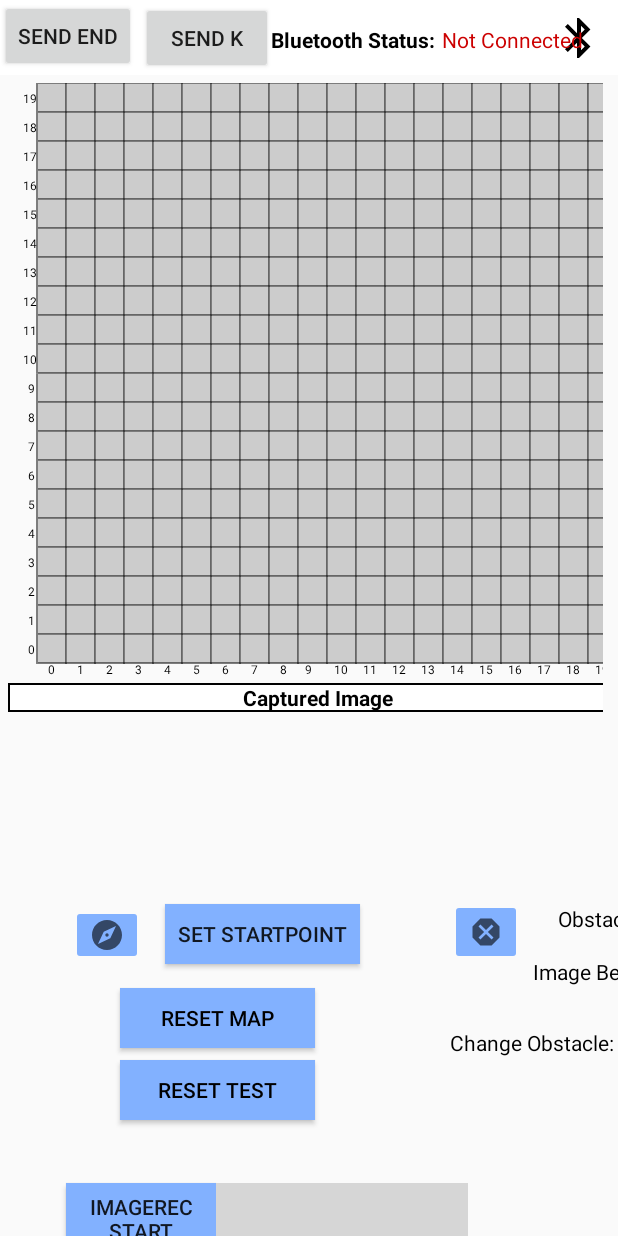
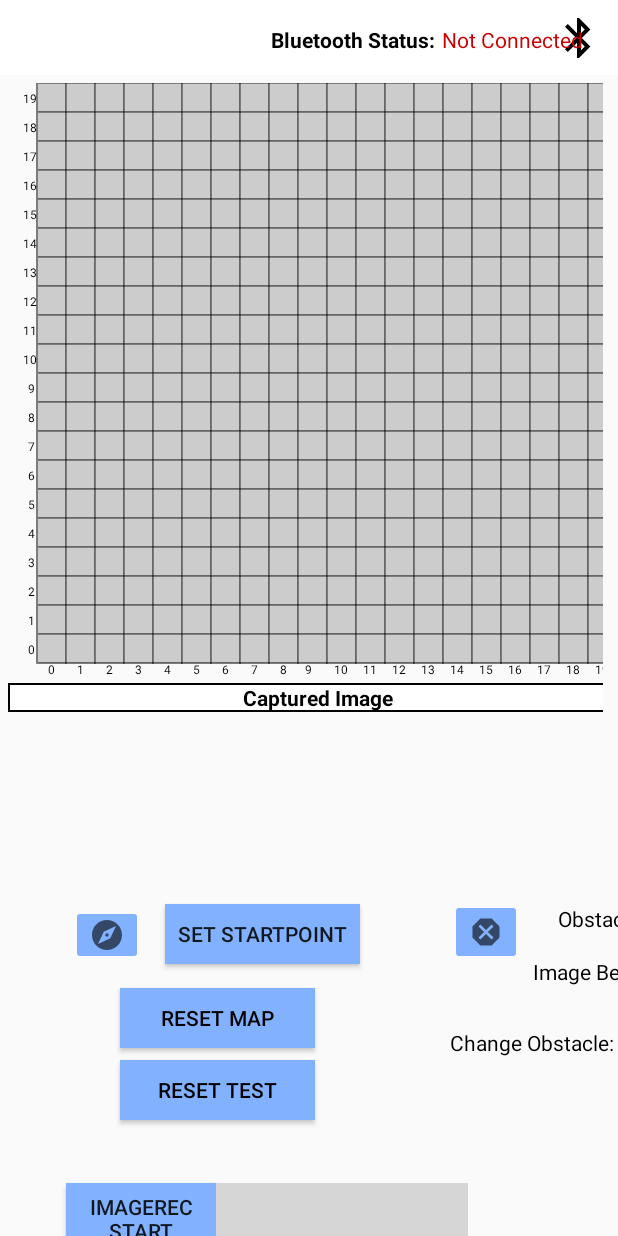
Before and after one commit to AsherFYD/MDPAndroid_Group21, an Android app: the screen it shows after launch (MainActivity), after a tap on "RESET TEST", on a phone screen of 412 x 824 dp. Run offline under Robolectric (Android 15) with nearby library versions, the light colour scheme and no system bars; 1 statement that could not run was skipped; grey boxes are pictures that could not be loaded.

Commit message:
set send k and send end button to invisible reset map and reset test button sets imageView to empty now

```diff
--- a/app/src/main/java/com/example/mdp_android_grp25/MainActivity.java
+++ b/app/src/main/java/com/example/mdp_android_grp25/MainActivity.java
@@ -51,7 +51,7 @@ public class MainActivity extends AppCompatActivity {
     static TextView xAxisTextView, yAxisTextView, directionAxisTextView, commandLog;
     static TextView robotStatusTextView, bluetoothStatus, bluetoothDevice;
     static Button upBtn, downBtn, leftBtn, rightBtn, sendEnd, sendK;
-    static ImageView imageIDView;
+    public static ImageView imageIDView;
     private static MapTabFragment mapTabFragment;
 
     ImageButton exploreResetBtn;
@@ -645,7 +645,7 @@ public class MainActivity extends AppCompatActivity {
         };
     }
 
-    private void updateImageView(String imageID) {
+    public void updateImageView(String imageID) {
         showLog("inside method");
         showLog("imageid is: " + imageID);
         switch (imageID.trim()) {
--- a/app/src/main/java/com/example/mdp_android_grp25/ui/main/MapTabFragment.java
+++ b/app/src/main/java/com/example/mdp_android_grp25/ui/main/MapTabFragment.java
@@ -57,6 +57,8 @@ public class MapTabFragment extends Fragment {
 
     // Timer
     public static Handler timerHandler = new Handler();
+
+    MainActivity mainActivity;
 
     public Runnable timerRunnableExplore = new Runnable() {
         @Override
@@ -186,6 +188,7 @@ public class MapTabFragment extends Fragment {
                 showLog("Clicked resetMapBtn");
                 showToast("Resetting Map");
                 gridMap.resetMap();
+                MainActivity.imageIDView.setBackgroundResource(0);
             }
         });
 
@@ -195,6 +198,7 @@ public class MapTabFragment extends Fragment {
                 showLog("Clicked resetTestBtn");
                 showToast("Resetting Test");
                 gridMap.resetTest();
+                MainActivity.imageIDView.setBackgroundResource(0);
             }
         });
 
--- a/app/src/main/res/layout/activity_main.xml
+++ b/app/src/main/res/layout/activity_main.xml
@@ -26,9 +26,11 @@
                 android:layout_height="wrap_content"
                 android:layout_marginBottom="2dp"
                 android:text="send end"
+                android:visibility="invisible"
                 app:layout_constraintBottom_toBottomOf="parent"
                 app:layout_constraintStart_toStartOf="parent"
-                app:layout_constraintTop_toTopOf="parent" />
+                app:layout_constraintTop_toTopOf="parent"
+                tools:visibility="invisible" />
 
             <Button
                 android:id="@+id/sendK"
@@ -39,9 +41,11 @@
                 android:layout_marginTop="1dp"
                 android:layout_marginBottom="1dp"
                 android:text="send K"
+                android:visibility="invisible"
                 app:layout_constraintBottom_toBottomOf="parent"
                 app:layout_constraintStart_toEndOf="@+id/pressEnd"
-                app:layout_constraintTop_toTopOf="parent" />
+                app:layout_constraintTop_toTopOf="parent"
+                tools:visibility="invisible" />
 
             <Button
                 android:id="@+id/bluetoothButton"
```
Also changed, not shown: 484 other files.
